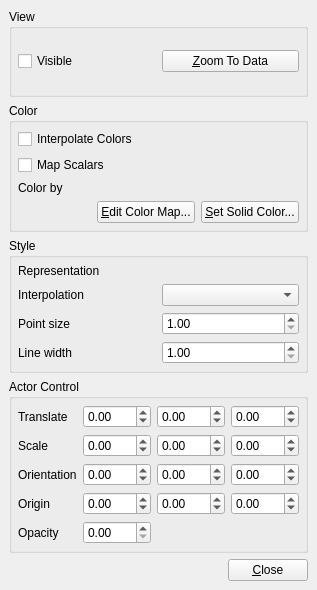
First picture: the form in Qt/Components/Resources/UI/pqDisplayProxyEditor.ui, repository wildmichael/ParaView3-enhancements-old, before the edit.
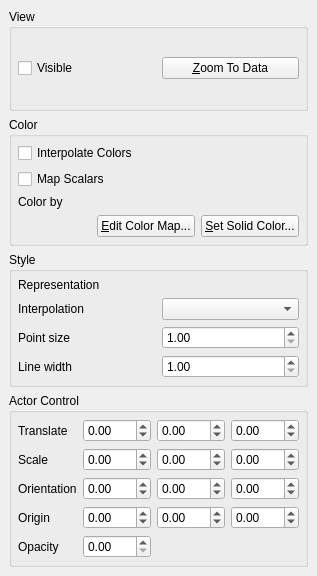
Second picture: the form after the edit. Custom widgets are drawn as their Qt base class.

Commit message: ENH:  Add display and information tabs with the object inspector.

Patch:
```diff
--- a/Qt/Components/Resources/UI/pqDisplayProxyEditor.ui
+++ b/Qt/Components/Resources/UI/pqDisplayProxyEditor.ui
@@ -8,8 +8,8 @@
    <rect>
     <x>0</x>
     <y>0</y>
-    <width>271</width>
-    <height>590</height>
+    <width>269</width>
+    <height>576</height>
    </rect>
   </property>
   <property name="windowTitle" >
@@ -22,10 +22,48 @@
    <property name="spacing" >
     <number>6</number>
    </property>
-   <item row="1" column="0" colspan="2" >
-    <widget class="QGroupBox" name="ColorGroup" >
+   <item row="0" column="0" >
+    <widget class="QGroupBox" name="ViewGroup" >
      <property name="title" >
-      <string>Color</string>
+      <string>View</string>
+     </property>
+     <layout class="QHBoxLayout" >
+      <property name="margin" >
+       <number>6</number>
+      </property>
+      <property name="spacing" >
+       <number>6</number>
+      </property>
+      <item>
+       <widget class="QCheckBox" name="ViewData" >
+        <property name="toolTip" >
+         <string>&lt;html>&lt;head>&lt;meta name="qrichtext" content="1" />&lt;/head>&lt;body style=" white-space: pre-wrap; font-family:Sans Serif; font-size:9pt; font-weight:400; font-style:normal; text-decoration:none;">&lt;p style=" margin-top:0px; margin-bottom:0px; margin-left:0px; margin-right:0px; -qt-block-indent:0; text-indent:0px;">Toggle visibility of this dataset's geometry.&lt;/p>&lt;/body>&lt;/html></string>
+        </property>
+        <property name="text" >
+         <string>Visible</string>
+        </property>
+       </widget>
+      </item>
+      <item>
+       <widget class="QPushButton" name="ViewZoomToData" >
+        <property name="enabled" >
+         <bool>true</bool>
+        </property>
+        <property name="toolTip" >
+         <string>&lt;html>&lt;head>&lt;meta name="qrichtext" content="1" />&lt;/head>&lt;body style=" white-space: pre-wrap; font-family:Sans Serif; font-size:9pt; font-weight:400; font-style:normal; text-decoration:none;">&lt;p style=" margin-top:0px; margin-bottom:0px; margin-left:0px; margin-right:0px; -qt-block-indent:0; text-indent:0px;">Change the camera location to best fit the dataset in the view window.&lt;/p>&lt;/body>&lt;/html></string>
+        </property>
+        <property name="text" >
+         <string>&amp;Zoom To Data</string>
+        </property>
+       </widget>
+      </item>
+     </layout>
+    </widget>
+   </item>
+   <item row="2" column="0" >
+    <widget class="QGroupBox" name="groupBox_2" >
+     <property name="title" >
+      <string>Style</string>
      </property>
      <layout class="QGridLayout" >
       <property name="margin" >
@@ -34,119 +72,81 @@
       <property name="spacing" >
        <number>6</number>
       </property>
-      <item row="3" column="0" colspan="2" >
-       <layout class="QHBoxLayout" >
-        <property name="margin" >
-         <number>0</number>
-        </property>
-        <property name="spacing" >
-         <number>6</number>
-        </property>
-        <item>
-         <spacer>
-          <property name="orientation" >
-           <enum>Qt::Horizontal</enum>
-          </property>
-          <property name="sizeHint" >
-           <size>
-            <width>40</width>
-            <height>20</height>
-           </size>
-          </property>
-         </spacer>
-        </item>
-        <item>
-         <widget class="QPushButton" name="EditColorMapButton" >
-          <property name="text" >
-           <string>&amp;Edit Color Map...</string>
-          </property>
-         </widget>
-        </item>
-        <item>
-         <widget class="pqColorChooserButton" name="ColorActorColor" >
-          <property name="enabled" >
-           <bool>true</bool>
-          </property>
-          <property name="toolTip" >
-           <string>&lt;html>&lt;head>&lt;meta name="qrichtext" content="1" />&lt;/head>&lt;body style=" white-space: pre-wrap; font-family:Sans Serif; font-size:9pt; font-weight:400; font-style:normal; text-decoration:none;">&lt;p style=" margin-top:0px; margin-bottom:0px; margin-left:0px; margin-right:0px; -qt-block-indent:0; text-indent:0px;">Edit the constant color for the geometry.&lt;/p>&lt;/body>&lt;/html></string>
-          </property>
-          <property name="text" >
-           <string>&amp;Set Solid Color...</string>
-          </property>
-         </widget>
-        </item>
-       </layout>
-      </item>
-      <item row="2" column="1" >
-       <widget class="pqDisplayColorWidget" name="ColorBy" >
-        <property name="enabled" >
-         <bool>true</bool>
-        </property>
-        <property name="toolTip" >
-         <string>&lt;html>&lt;head>&lt;meta name="qrichtext" content="1" />&lt;/head>&lt;body style=" white-space: pre-wrap; font-family:Sans Serif; font-size:9pt; font-weight:400; font-style:normal; text-decoration:none;">&lt;p style=" margin-top:0px; margin-bottom:0px; margin-left:0px; margin-right:0px; -qt-block-indent:0; text-indent:0px;">Select method for coloring dataset geometry.&lt;/p>&lt;/body>&lt;/html></string>
-        </property>
-       </widget>
-      </item>
       <item row="2" column="0" >
-       <widget class="QLabel" name="label" >
+       <widget class="QLabel" name="label_4" >
         <property name="text" >
-         <string>Color by</string>
+         <string>Point size</string>
         </property>
        </widget>
       </item>
-      <item row="1" column="0" colspan="2" >
-       <widget class="QCheckBox" name="ColorMapScalars" >
-        <property name="enabled" >
-         <bool>true</bool>
+      <item row="0" column="0" >
+       <widget class="QLabel" name="label_2" >
+        <property name="text" >
+         <string>Representation</string>
         </property>
-        <property name="toolTip" >
-         <string>&lt;html>&lt;head>&lt;meta name="qrichtext" content="1" />&lt;/head>&lt;body style=" white-space: pre-wrap; font-family:Sans Serif; font-size:9pt; font-weight:400; font-style:normal; text-decoration:none;">&lt;p style=" margin-top:0px; margin-bottom:0px; margin-left:0px; margin-right:0px; -qt-block-indent:0; text-indent:0px;">Map scalars through lookup table before applying color.&lt;/p>&lt;/body>&lt;/html></string>
+        <property name="alignment" >
+         <set>Qt::AlignLeading|Qt::AlignLeft|Qt::AlignVCenter</set>
         </property>
+       </widget>
+      </item>
+      <item row="1" column="0" >
+       <widget class="QLabel" name="label_3" >
         <property name="text" >
-         <string>Map Scalars</string>
+         <string>Interpolation</string>
         </property>
        </widget>
       </item>
-      <item row="0" column="0" colspan="2" >
-       <widget class="QCheckBox" name="ColorInterpolateColors" >
-        <property name="enabled" >
-         <bool>true</bool>
+      <item row="3" column="0" >
+       <widget class="QLabel" name="label_5" >
+        <property name="text" >
+         <string>Line width</string>
         </property>
+       </widget>
+      </item>
+      <item row="0" column="1" >
+       <widget class="pqDisplayRepresentationWidget" name="StyleRepresentation" >
         <property name="toolTip" >
          <string>&lt;html>&lt;head>&lt;meta name="qrichtext" content="1" />&lt;/head>&lt;body style=" white-space: pre-wrap; font-family:Sans Serif; font-size:9pt; font-weight:400; font-style:normal; text-decoration:none;">&lt;p style=" margin-top:0px; margin-bottom:0px; margin-left:0px; margin-right:0px; -qt-block-indent:0; text-indent:0px;">Interpolate colors before mapping. Otherwise OpenGL is responsible of interpolation&lt;/p>&lt;/body>&lt;/html></string>
         </property>
-        <property name="text" >
-         <string>Interpolate Colors</string>
+       </widget>
+      </item>
+      <item row="1" column="1" >
+       <widget class="QComboBox" name="StyleInterpolation" >
+        <property name="toolTip" >
+         <string>&lt;html>&lt;head>&lt;meta name="qrichtext" content="1" />&lt;/head>&lt;body style=" white-space: pre-wrap; font-family:Sans Serif; font-size:9pt; font-weight:400; font-style:normal; text-decoration:none;">&lt;p style=" margin-top:0px; margin-bottom:0px; margin-left:0px; margin-right:0px; -qt-block-indent:0; text-indent:0px;">Choose the method used to shade the geometry and interpolate point attributes.&lt;/p>&lt;/body>&lt;/html></string>
+        </property>
+       </widget>
+      </item>
+      <item row="2" column="1" >
+       <widget class="QDoubleSpinBox" name="StylePointSize" >
+        <property name="toolTip" >
+         <string>&lt;html>&lt;head>&lt;meta name="qrichtext" content="1" />&lt;/head>&lt;body style=" white-space: pre-wrap; font-family:Sans Serif; font-size:9pt; font-weight:400; font-style:normal; text-decoration:none;">&lt;p style=" margin-top:0px; margin-bottom:0px; margin-left:0px; margin-right:0px; -qt-block-indent:0; text-indent:0px;">If your dataset contains points/verticies, this scale adjusts the diameter of the rendered points.&lt;/p>&lt;/body>&lt;/html></string>
+        </property>
+        <property name="maximum" >
+         <double>100</double>
+        </property>
+        <property name="minimum" >
+         <double>1</double>
+        </property>
+       </widget>
+      </item>
+      <item row="3" column="1" >
+       <widget class="QDoubleSpinBox" name="StyleLineWidth" >
+        <property name="toolTip" >
+         <string>&lt;html>&lt;head>&lt;meta name="qrichtext" content="1" />&lt;/head>&lt;body style=" white-space: pre-wrap; font-family:Sans Serif; font-size:9pt; font-weight:400; font-style:normal; text-decoration:none;">&lt;p style=" margin-top:0px; margin-bottom:0px; margin-left:0px; margin-right:0px; -qt-block-indent:0; text-indent:0px;">If your dataset containes lines/edges, this scale adjusts the width of the rendered lines.&lt;/p>&lt;/body>&lt;/html></string>
+        </property>
+        <property name="maximum" >
+         <double>100</double>
+        </property>
+        <property name="minimum" >
+         <double>1</double>
         </property>
        </widget>
       </item>
      </layout>
     </widget>
    </item>
-   <item row="4" column="0" >
-    <spacer>
-     <property name="orientation" >
-      <enum>Qt::Horizontal</enum>
-     </property>
-     <property name="sizeHint" >
-      <size>
-       <width>40</width>
-       <height>20</height>
-      </size>
-     </property>
-    </spacer>
-   </item>
-   <item row="4" column="1" >
-    <widget class="QPushButton" name="DismissButton" >
-     <property name="toolTip" >
-      <string>&lt;html>&lt;head>&lt;meta name="qrichtext" content="1" />&lt;/head>&lt;body style=" white-space: pre-wrap; font-family:Sans Serif; font-size:9pt; font-weight:400; font-style:normal; text-decoration:none;">&lt;p style=" margin-top:0px; margin-bottom:0px; margin-left:0px; margin-right:0px; -qt-block-indent:0; text-indent:0px;">Close the dialog&lt;/p>&lt;/body>&lt;/html></string>
-     </property>
-     <property name="text" >
-      <string>&amp;Close</string>
-     </property>
-    </widget>
-   </item>
-   <item row="3" column="0" colspan="2" >
+   <item row="3" column="0" >
     <widget class="QGroupBox" name="groupBox_3" >
      <property name="title" >
       <string>Actor Control</string>
@@ -404,10 +404,10 @@
      </layout>
     </widget>
    </item>
-   <item row="2" column="0" colspan="2" >
-    <widget class="QGroupBox" name="groupBox_2" >
+   <item row="1" column="0" >
+    <widget class="QGroupBox" name="ColorGroup" >
      <property name="title" >
-      <string>Style</string>
+      <string>Color</string>
      </property>
      <layout class="QGridLayout" >
       <property name="margin" >
@@ -416,104 +416,81 @@
       <property name="spacing" >
        <number>6</number>
       </property>
-      <item row="2" column="0" >
-       <widget class="QLabel" name="label_4" >
-        <property name="text" >
-         <string>Point size</string>
+      <item row="3" column="0" colspan="2" >
+       <layout class="QHBoxLayout" >
+        <property name="margin" >
+         <number>0</number>
         </property>
-       </widget>
-      </item>
-      <item row="0" column="0" >
-       <widget class="QLabel" name="label_2" >
-        <property name="text" >
-         <string>Representation</string>
+        <property name="spacing" >
+         <number>6</number>
         </property>
-        <property name="alignment" >
-         <set>Qt::AlignLeading|Qt::AlignLeft|Qt::AlignVCenter</set>
-        </property>
-       </widget>
-      </item>
-      <item row="1" column="0" >
-       <widget class="QLabel" name="label_3" >
-        <property name="text" >
-         <string>Interpolation</string>
-        </property>
-       </widget>
-      </item>
-      <item row="3" column="0" >
-       <widget class="QLabel" name="label_5" >
-        <property name="text" >
-         <string>Line width</string>
-        </property>
-       </widget>
-      </item>
-      <item row="0" column="1" >
-       <widget class="pqDisplayRepresentationWidget" name="StyleRepresentation" >
-        <property name="toolTip" >
-         <string>&lt;html>&lt;head>&lt;meta name="qrichtext" content="1" />&lt;/head>&lt;body style=" white-space: pre-wrap; font-family:Sans Serif; font-size:9pt; font-weight:400; font-style:normal; text-decoration:none;">&lt;p style=" margin-top:0px; margin-bottom:0px; margin-left:0px; margin-right:0px; -qt-block-indent:0; text-indent:0px;">Choose what geometry should be used to represent the dataset.&lt;/p>&lt;/body>&lt;/html></string>
-        </property>
-       </widget>
-      </item>
-      <item row="1" column="1" >
-       <widget class="QComboBox" name="StyleInterpolation" >
-        <property name="toolTip" >
-         <string>&lt;html>&lt;head>&lt;meta name="qrichtext" content="1" />&lt;/head>&lt;body style=" white-space: pre-wrap; font-family:Sans Serif; font-size:9pt; font-weight:400; font-style:normal; text-decoration:none;">&lt;p style=" margin-top:0px; margin-bottom:0px; margin-left:0px; margin-right:0px; -qt-block-indent:0; text-indent:0px;">Choose the method used to shade the geometry and interpolate point attributes.&lt;/p>&lt;/body>&lt;/html></string>
-        </property>
-       </widget>
+        <item>
+         <spacer>
+          <property name="orientation" >
+           <enum>Qt::Horizontal</enum>
+          </property>
+          <property name="sizeHint" >
+           <size>
+            <width>40</width>
+            <height>20</height>
+           </size>
+          </property>
+         </spacer>
+        </item>
+        <item>
+         <widget class="QPushButton" name="EditColorMapButton" >
+          <property name="text" >
+           <string>&amp;Edit Color Map...</string>
+          </property>
+         </widget>
+        </item>
+        <item>
+         <widget class="pqColorChooserButton" name="ColorActorColor" >
+          <property name="enabled" >
+           <bool>true</bool>
+          </property>
+          <property name="toolTip" >
+           <string>&lt;html>&lt;head>&lt;meta name="qrichtext" content="1" />&lt;/head>&lt;body style=" white-space: pre-wrap; font-family:Sans Serif; font-size:9pt; font-weight:400; font-style:normal; text-decoration:none;">&lt;p style=" margin-top:0px; margin-bottom:0px; margin-left:0px; margin-right:0px; -qt-block-indent:0; text-indent:0px;">Edit the constant color for the geometry.&lt;/p>&lt;/body>&lt;/html></string>
+          </property>
+          <property name="text" >
+           <string>&amp;Set Solid Color...</string>
+          </property>
+         </widget>
+        </item>
+       </layout>
       </item>
       <item row="2" column="1" >
-       <widget class="QDoubleSpinBox" name="StylePointSize" >
+       <widget class="pqDisplayColorWidget" name="ColorBy" >
+        <property name="enabled" >
+         <bool>true</bool>
+        </property>
         <property name="toolTip" >
          <string>&lt;html>&lt;head>&lt;meta name="qrichtext" content="1" />&lt;/head>&lt;body style=" white-space: pre-wrap; font-family:Sans Serif; font-size:9pt; font-weight:400; font-style:normal; text-decoration:none;">&lt;p style=" margin-top:0px; margin-bottom:0px; margin-left:0px; margin-right:0px; -qt-block-indent:0; text-indent:0px;">If your dataset contains points/verticies, this scale adjusts the diameter of the rendered points.&lt;/p>&lt;/body>&lt;/html></string>
         </property>
-        <property name="maximum" >
-         <double>100</double>
-        </property>
-        <property name="minimum" >
-         <double>1</double>
-        </property>
        </widget>
       </item>
-      <item row="3" column="1" >
-       <widget class="QDoubleSpinBox" name="StyleLineWidth" >
-        <property name="toolTip" >
-         <string>&lt;html>&lt;head>&lt;meta name="qrichtext" content="1" />&lt;/head>&lt;body style=" white-space: pre-wrap; font-family:Sans Serif; font-size:9pt; font-weight:400; font-style:normal; text-decoration:none;">&lt;p style=" margin-top:0px; margin-bottom:0px; margin-left:0px; margin-right:0px; -qt-block-indent:0; text-indent:0px;">If your dataset containes lines/edges, this scale adjusts the width of the rendered lines.&lt;/p>&lt;/body>&lt;/html></string>
+      <item row="2" column="0" >
+       <widget class="QLabel" name="label" >
+        <property name="text" >
+         <string>Color by</string>
         </property>
-        <property name="maximum" >
-         <double>100</double>
-        </property>
-        <property name="minimum" >
-         <double>1</double>
-        </property>
        </widget>
       </item>
-     </layout>
-    </widget>
-   </item>
-   <item row="0" column="0" colspan="2" >
-    <widget class="QGroupBox" name="ViewGroup" >
-     <property name="title" >
-      <string>View</string>
-     </property>
-     <layout class="QHBoxLayout" >
-      <property name="margin" >
-       <number>6</number>
-      </property>
-      <property name="spacing" >
-       <number>6</number>
-      </property>
-      <item>
-       <widget class="QCheckBox" name="ViewData" >
+      <item row="1" column="0" colspan="2" >
+       <widget class="QCheckBox" name="ColorMapScalars" >
+        <property name="enabled" >
+         <bool>true</bool>
+        </property>
         <property name="toolTip" >
          <string>&lt;html>&lt;head>&lt;meta name="qrichtext" content="1" />&lt;/head>&lt;body style=" white-space: pre-wrap; font-family:Sans Serif; font-size:9pt; font-weight:400; font-style:normal; text-decoration:none;">&lt;p style=" margin-top:0px; margin-bottom:0px; margin-left:0px; margin-right:0px; -qt-block-indent:0; text-indent:0px;">Toggle visibility of this dataset's geometry.&lt;/p>&lt;/body>&lt;/html></string>
         </property>
         <property name="text" >
-         <string>Visible</string>
+         <string>Map Scalars</string>
         </property>
        </widget>
       </item>
-      <item>
-       <widget class="QPushButton" name="ViewZoomToData" >
+      <item row="0" column="0" colspan="2" >
+       <widget class="QCheckBox" name="ColorInterpolateColors" >
         <property name="enabled" >
          <bool>true</bool>
         </property>
@@ -521,7 +498,7 @@
          <string>&lt;html>&lt;head>&lt;meta name="qrichtext" content="1" />&lt;/head>&lt;body style=" white-space: pre-wrap; font-family:Sans Serif; font-size:9pt; font-weight:400; font-style:normal; text-decoration:none;">&lt;p style=" margin-top:0px; margin-bottom:0px; margin-left:0px; margin-right:0px; -qt-block-indent:0; text-indent:0px;">Change the camera location to best fit the dataset in the view window.&lt;/p>&lt;/body>&lt;/html></string>
         </property>
         <property name="text" >
-         <string>&amp;Zoom To Data</string>
+         <string>Interpolate Colors</string>
         </property>
        </widget>
       </item>
```
Left out of the diff: 9 changed lines with no effect on the pictures. The commit also changes 40 other files.
